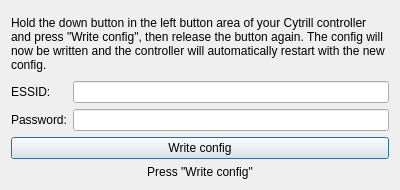
Above: config_tool/config.ui from Cytrill/tools before the change. Below: the same form after it.
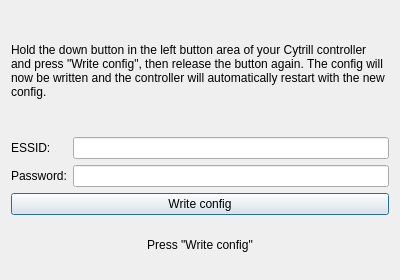
That is the form after the change.

Commit message: Auto detect serial port

Patch:
```diff
--- a/config_tool/config.ui
+++ b/config_tool/config.ui
@@ -7,7 +7,7 @@
     <x>0</x>
     <y>0</y>
     <width>400</width>
-    <height>190</height>
+    <height>280</height>
    </rect>
   </property>
   <property name="sizePolicy">
@@ -19,13 +19,13 @@
   <property name="minimumSize">
    <size>
     <width>400</width>
-    <height>190</height>
+    <height>280</height>
    </size>
   </property>
   <property name="maximumSize">
    <size>
     <width>400</width>
-    <height>190</height>
+    <height>280</height>
    </size>
   </property>
   <property name="baseSize">
@@ -43,13 +43,13 @@
      <property name="minimumSize">
       <size>
        <width>0</width>
-       <height>65</height>
+       <height>120</height>
       </size>
      </property>
      <property name="maximumSize">
       <size>
        <width>16777215</width>
-       <height>65</height>
+       <height>120</height>
       </size>
      </property>
      <property name="baseSize">
```
Left out of the diff: 4 changed lines with no effect on the pictures. The commit also changes 1 other file.
